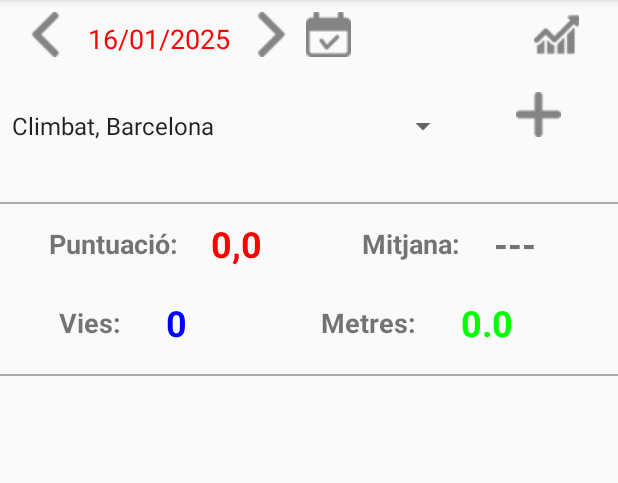
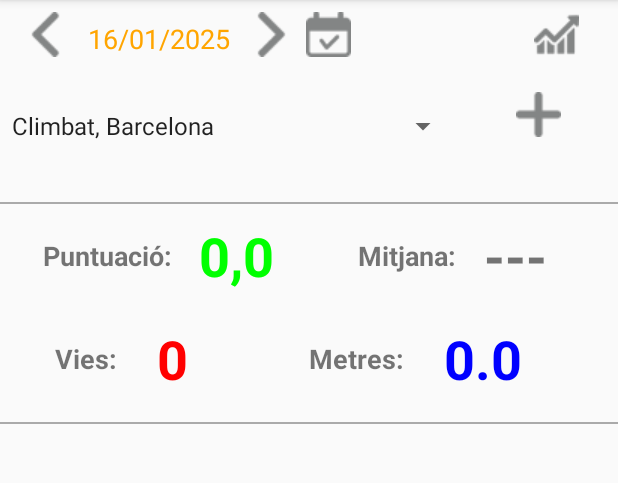
Before and after one commit to xmorera-joviat/ClimbingTrainingApp, an Android app: the screen it shows after launch (MainActivity), after a tap on "Dia anterior", on a phone screen of 412 x 824 dp, the part 84-567 px from its top. Run offline under Robolectric (Android 15) with nearby library versions, the phone set to English and light mode, and no system bars.

Commit message:
versió 0.5.0.6 * indicar(color) si una via es neta o intent/descansos * mida puntuació via + gran --- * Mostrar resultats * Gestió de rocodroms i zones * estadístiques i rècords (puntuació,vies, metres, mitjana...)
* Expotar/Importar

* idiomes
* documentació i optimitzacions
* possibilitat de gravar vídeos

```diff
--- a/app/src/main/java/com/xmorera/climbingtrainingapp/MainActivity.java
+++ b/app/src/main/java/com/xmorera/climbingtrainingapp/MainActivity.java
@@ -633,6 +633,7 @@ public class MainActivity extends AppCompatActivity  {
                     metresVia *= puntuacio.getPenalitzacioMetres();
                 } else if (descansos > 0){
                     puntsVia /= puntuacio.getPenalitzacioDescansos(descansos);
+                    ifIntent=1; // si hi ha descansos ho indicarem al tag intent/descansos de l'item
                 }
                 climbingDataList.add(new ClimbingData( id_cd, date, dificultat, nomZona, ifIntent, String.format("%.1f", puntsVia)));
                 vies += 1;
@@ -655,7 +656,7 @@ public class MainActivity extends AppCompatActivity  {
             }
             dateTextView.setTextColor(ContextCompat.getColor(this, R.color.gray));
         } else {
-            dateTextView.setTextColor(ContextCompat.getColor(this, R.color.red));
+            dateTextView.setTextColor(ContextCompat.getColor(this, R.color.orange));
             btnAvui.setVisibility(View.VISIBLE);
         }
 
--- a/app/src/main/res/layout/activity_main.xml
+++ b/app/src/main/res/layout/activity_main.xml
@@ -103,7 +103,7 @@
                 android:background="@null"
                 android:drawableTop="@drawable/plus30"
                 android:gravity="end"
-                tools:ignore="SpeakableTextPresentCheck" />
+                tools:ignore="SpeakableTextPresentCheck,TouchTargetSizeCheck" />
 
         </LinearLayout>
 
@@ -468,10 +468,10 @@
                 android:layout_width="wrap_content"
                 android:layout_height="match_parent"
                 android:text="---"
-                android:textSize="24sp"
+                android:textSize="36sp"
                 android:textStyle="bold"
                 android:layout_weight="1"
-                android:textColor="@color/red"/>
+                android:textColor="@color/green"/>
 
             <TextView
                 android:layout_width="wrap_content"
@@ -487,7 +487,7 @@
                 android:layout_width="wrap_content"
                 android:layout_height="match_parent"
                 android:text="---"
-                android:textSize="24sp"
+                android:textSize="36sp"
                 android:textStyle="bold"
                 android:layout_weight="1"/>
 
@@ -514,10 +514,10 @@
                 android:layout_width="wrap_content"
                 android:layout_height="match_parent"
                 android:text="---"
-                android:textSize="24sp"
+                android:textSize="36sp"
                 android:textStyle="bold"
                 android:layout_weight="1"
-                android:textColor="@color/blue"/>
+                android:textColor="@color/red"/>
 
             <TextView
                 android:layout_width="wrap_content"
@@ -533,10 +533,10 @@
                 android:layout_width="wrap_content"
                 android:layout_height="match_parent"
                 android:text="---"
-                android:textSize="24sp"
+                android:textSize="36sp"
                 android:textStyle="bold"
                 android:layout_weight="1"
-                android:textColor="@color/green"/>
+                android:textColor="@color/blue"/>
 
 
         </LinearLayout>
--- a/app/src/main/res/layout/item_climbing_data.xml
+++ b/app/src/main/res/layout/item_climbing_data.xml
@@ -57,7 +57,7 @@
             android:layout_width="wrap_content"
             android:layout_height="match_parent"
             android:text="50.0"
-            android:textSize="24sp"
+            android:textSize="36sp"
             android:textStyle="bold"
             android:gravity="center"
             android:layout_weight="4"/>
```
Also changed, not shown: app/src/main/java/com/xmorera/climbingtrainingapp/climbingData/ClimbingDataAdapter.java (+10 -2 lines).
